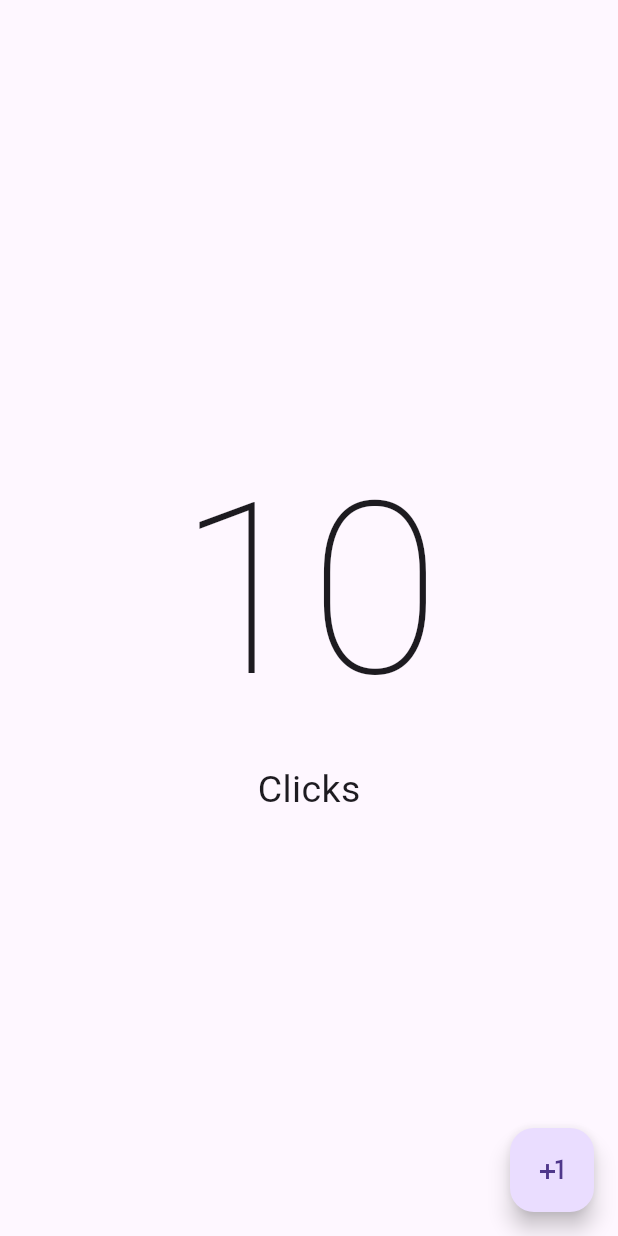
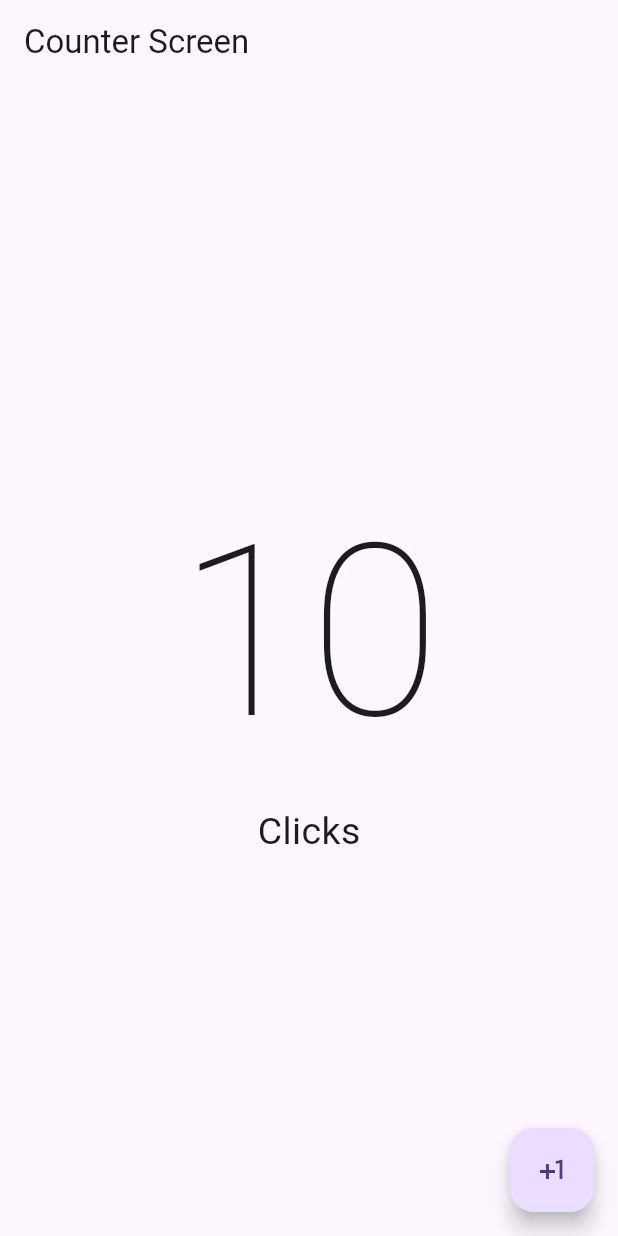
Before and after one commit to abrahamgalue/flutter-projects-course, a Flutter app: the screen it shows after launch, on a phone screen of 412 x 824 dp. Run offline on Flutter 3.47's test engine with Material 3 defaults, Android fonts, the phone set to English and light mode, and no system bars.

Commit message:
Added title

```diff
--- a/hello_world_app/lib/presentation/screens/counter/counter_screen.dart
+++ b/hello_world_app/lib/presentation/screens/counter/counter_screen.dart
@@ -6,6 +6,9 @@ class CounterScreen extends StatelessWidget {
   @override
   Widget build(BuildContext context) {
     return Scaffold(
+      appBar: AppBar(
+        title: Text('Counter Screen'),
+      ),
       body: Center(
         child: Column(
           mainAxisAlignment: MainAxisAlignment.center,
```
